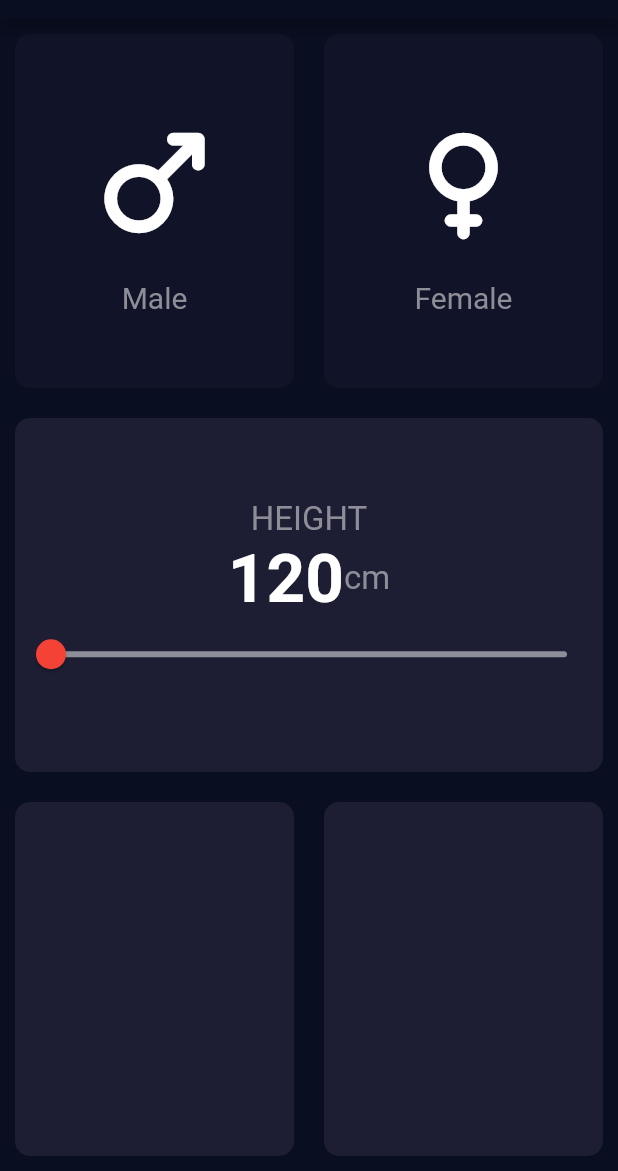
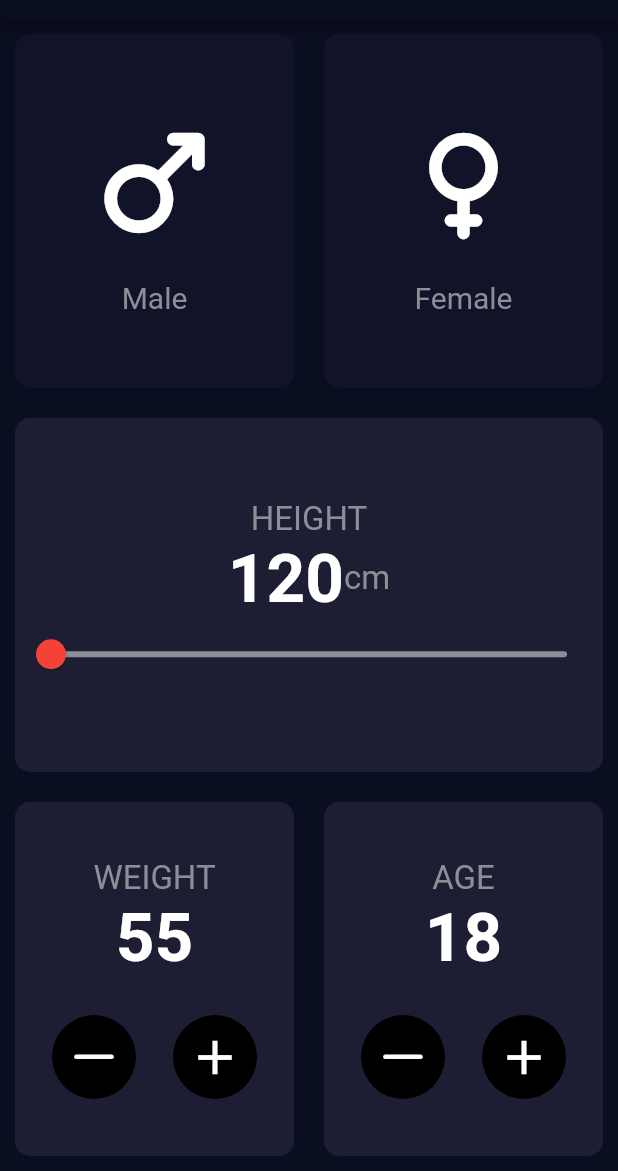
Before and after one commit to eliotfgn/bmi-calculator, a Flutter app: the screen it shows after launch, on a phone screen of 412 x 824 dp, the part 65-1236 px from its top. Run offline on Flutter 3.47's test engine with Material 2 defaults, Android fonts, the phone set to English and light mode, and no system bars.

Commit message:
input card component to get age and weight

```diff
--- a/lib/main.dart
+++ b/lib/main.dart
@@ -1,3 +1,4 @@
+import 'package:flutter/cupertino.dart';
 import 'package:flutter/material.dart';
 
 const Color activeCard = Color(0xff1d1e33);
@@ -68,6 +69,8 @@ class InputPage extends StatefulWidget {
 class _InputPageState extends State<InputPage> {
   Gender? selectedGender;
   int height = 120;
+  int weight = 55;
+  int age = 18;
 
   @override
   Widget build(BuildContext context) {
@@ -161,13 +164,27 @@ class _InputPageState extends State<InputPage> {
           child: Row(
             children: [
               Expanded(
-                  child: InputCard(
-                child: Container(),
-              )),
+                child: InputCard(
+                  child: NumInputCard(
+                    label: "WEIGHT",
+                    defaultValue: 55,
+                    onChange: (int newValue) {
+                      weight = newValue;
+                    },
+                  ),
+                ),
+              ),
               Expanded(
-                  child: InputCard(
-                child: Container(),
-              ))
+                child: InputCard(
+                  child: NumInputCard(
+                    label: "AGE",
+                    defaultValue: 18,
+                    onChange: (int newValue) {
+                      age = newValue;
+                    },
+                  ),
+                ),
+              )
             ],
           ),
         ),
@@ -234,3 +251,93 @@ class IconContainer extends StatelessWidget {
     );
   }
 }
+
+class NumInputCard extends StatefulWidget {
+  final String label;
+  final int defaultValue;
+  final ValueChanged<int>? onChange;
+
+  const NumInputCard(
+      {Key? key,
+      required this.label,
+      required this.defaultValue,
+      required this.onChange})
+      : super(key: key);
+
+  @override
+  State<NumInputCard> createState() => _NumInputCardState();
+}
+
+class _NumInputCardState extends State<NumInputCard> {
+  late int value;
+
+  @override
+  void initState() {
+    // TODO: implement initState
+    super.initState();
+    value = widget.defaultValue;
+  }
+
+  @override
+  Widget build(BuildContext context) {
+    return Column(
+      mainAxisAlignment: MainAxisAlignment.center,
+      children: [
+        Text(
+          widget.label,
+          style: const TextStyle(fontSize: 22, color: Color(0xff8d8e98)),
+        ),
+        Text(
+          value.toString(),
+          style: const TextStyle(fontSize: 45, fontWeight: FontWeight.bold),
+        ),
+        const SizedBox(
+          height: 25,
+        ),
+        Row(
+          mainAxisAlignment: MainAxisAlignment.spaceEvenly,
+          children: [
+            InputIconButton(
+              CupertinoIcons.minus,
+              onPressed: () {
+                setState(() {
+                  value--;
+                });
+              },
+            ),
+            InputIconButton(
+              Icons.add,
+              onPressed: () {
+                setState(() {
+                  value++;
+                });
+              },
+            )
+          ],
+        )
+      ],
+    );
+  }
+}
+
+class InputIconButton extends StatelessWidget {
+  final IconData icon;
+  final void Function() onPressed;
+
+  const InputIconButton(this.icon, {Key? key, required this.onPressed})
+      : super(key: key);
+
+  @override
+  Widget build(BuildContext context) {
+    return GestureDetector(
+      onTap: onPressed,
+      child: CircleAvatar(
+        radius: 28,
+        child: Icon(
+          icon,
+          size: 38,
+        ),
+      ),
+    );
+  }
+}
```
